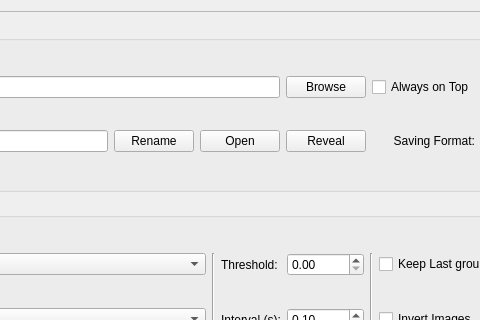
This is src/View/ui/TabSettings.ui in Carrot-shreds/score_capture as Qt 5 draws it before an edit; both pictures show x 363 to 843 and y 0 to 320 of the 1001 by 568 pixel window. The edited form follows.
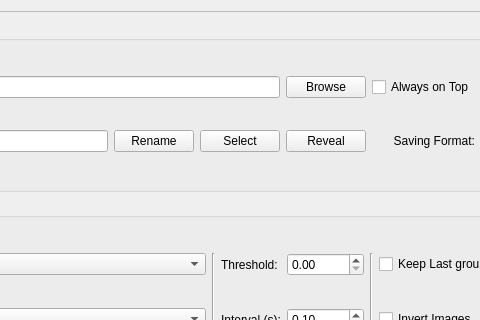
This is the edited form.

Diff of the .ui file:
```diff
--- a/src/View/ui/TabSettings.ui
+++ b/src/View/ui/TabSettings.ui
@@ -50,7 +50,7 @@
              <string>&lt;html&gt;&lt;head/&gt;&lt;body&gt;&lt;p&gt;Open a folder as working dir.&lt;/p&gt;&lt;/body&gt;&lt;/html&gt;</string>
             </property>
             <property name="text">
-             <string>Open</string>
+             <string>Select</string>
             </property>
            </widget>
           </item>
```
